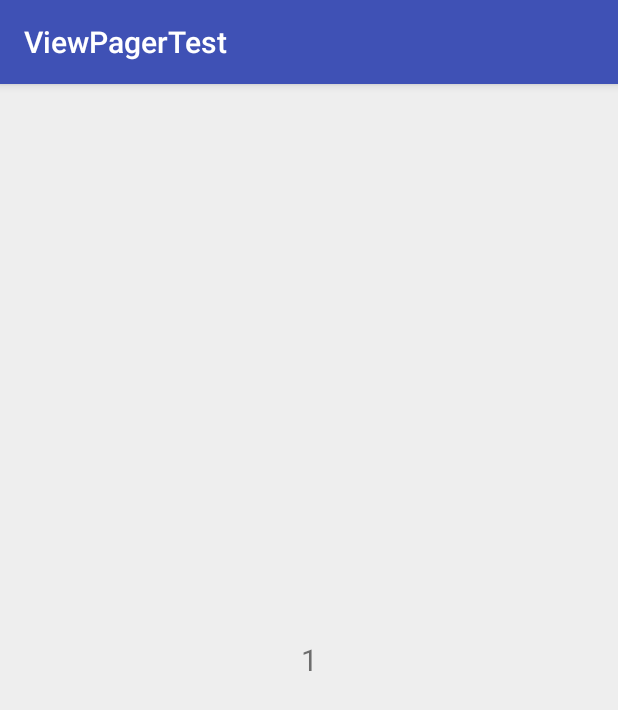
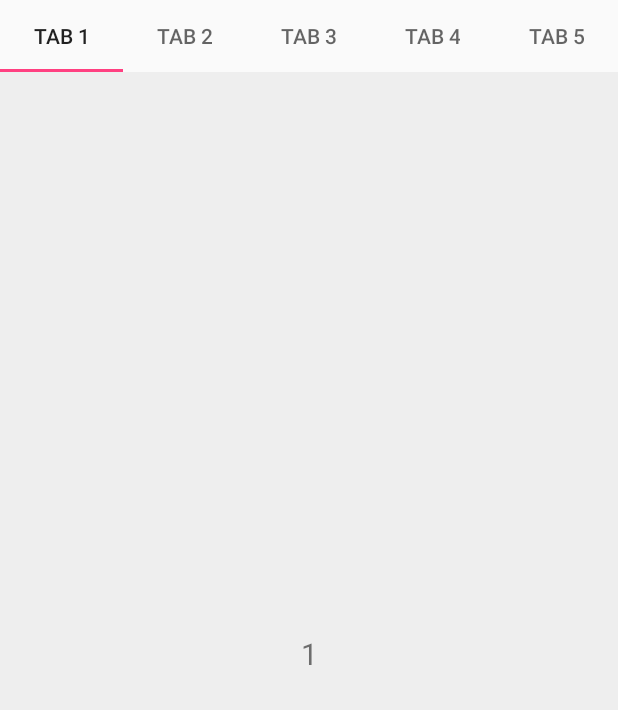
Before and after one commit to theshuklz/ViewPagerTest, an Android app: the screen it shows after launch (MainActivity), on a phone screen of 412 x 824 dp. Shown: the top 710 px of the screen. Run offline under Robolectric (Android 15) with nearby library versions, the phone set to English and light mode, and no system bars.

Commit message:
add top tab bar
Signed-off-by: Rishikesh Shukla <rishi1160@gmail.com>

```diff
--- a/app/build.gradle
+++ b/app/build.gradle
@@ -27,6 +27,7 @@ dependencies {
     implementation"org.jetbrains.kotlin:kotlin-stdlib-jre7:$kotlin_version"
     implementation 'com.android.support:appcompat-v7:28.0.0-alpha1'
     implementation 'com.android.support.constraint:constraint-layout:1.1.0'
+    implementation 'com.android.support:design:28.0.0-alpha1'
     testImplementation 'junit:junit:4.12'
     androidTestImplementation 'com.android.support.test:runner:1.0.2'
     androidTestImplementation 'com.android.support.test.espresso:espresso-core:3.0.2'
--- a/app/src/main/AndroidManifest.xml
+++ b/app/src/main/AndroidManifest.xml
@@ -8,7 +8,7 @@
         android:label="@string/app_name"
         android:roundIcon="@mipmap/ic_launcher_round"
         android:supportsRtl="true"
-        android:theme="@style/AppTheme">
+        android:theme="@style/MyMaterialTheme">
         <activity android:name=".MainActivity">
             <intent-filter>
                 <action android:name="android.intent.action.MAIN" />
--- a/app/src/main/java/com/shuklz/viewpagertest/MainActivity.kt
+++ b/app/src/main/java/com/shuklz/viewpagertest/MainActivity.kt
@@ -12,9 +12,8 @@ class MainActivity : AppCompatActivity() {
     override fun onCreate(savedInstanceState: Bundle?) {
         super.onCreate(savedInstanceState)
         setContentView(R.layout.activity_main)
-        val fm = supportFragmentManager
-
-        pager.adapter = FeatureAdapter(fm)
+        pager.adapter = FeatureAdapter(supportFragmentManager)
+        topTabLayout.setupWithViewPager(pager)
     }
 
     class FeatureAdapter(fm: FragmentManager) : FragmentPagerAdapter(fm) {
@@ -27,6 +26,10 @@ class MainActivity : AppCompatActivity() {
             return fragment
         }
 
+        override fun getPageTitle(position: Int): CharSequence? {
+            return "Tab " + (position + 1)
+        }
+
         override fun getCount(): Int {
             return 5
         }
--- a/app/src/main/res/layout/activity_main.xml
+++ b/app/src/main/res/layout/activity_main.xml
@@ -1,14 +1,19 @@
 <?xml version="1.0" encoding="utf-8"?>
-<android.support.constraint.ConstraintLayout xmlns:android="http://schemas.android.com/apk/res/android"
+<LinearLayout xmlns:android="http://schemas.android.com/apk/res/android"
     xmlns:tools="http://schemas.android.com/tools"
     android:layout_width="match_parent"
     android:layout_height="match_parent"
+    android:orientation="vertical"
     tools:context=".MainActivity">
+
+    <android.support.design.widget.TabLayout
+        android:id="@+id/topTabLayout"
+        android:layout_width="match_parent"
+        android:layout_height="wrap_content" />
 
     <android.support.v4.view.ViewPager xmlns:android="http://schemas.android.com/apk/res/android"
         android:id="@+id/pager"
         android:layout_width="match_parent"
-        android:layout_height="match_parent" />
-
-
-</android.support.constraint.ConstraintLayout>
+        android:layout_height="0dp"
+        android:layout_weight="1" />
+</LinearLayout>
--- a/app/src/main/res/values/styles.xml
+++ b/app/src/main/res/values/styles.xml
@@ -1,11 +1,11 @@
 <resources>
 
-    <!-- Base application theme. -->
-    <style name="AppTheme" parent="Theme.AppCompat.Light.DarkActionBar">
-        <!-- Customize your theme here. -->
+    <style name="MyMaterialTheme" parent="Theme.AppCompat.Light.DarkActionBar">
+        <item name="windowNoTitle">true</item>
+        <item name="windowActionBar">false</item>
         <item name="colorPrimary">@color/colorPrimary</item>
         <item name="colorPrimaryDark">@color/colorPrimaryDark</item>
         <item name="colorAccent">@color/colorAccent</item>
+
     </style>
-
 </resources>
```
